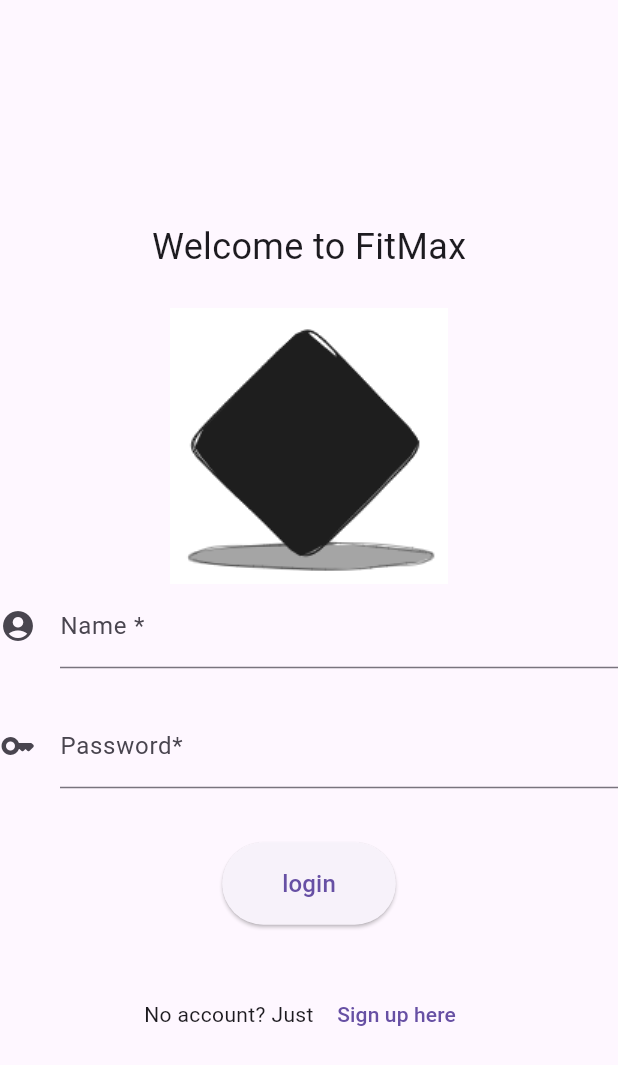
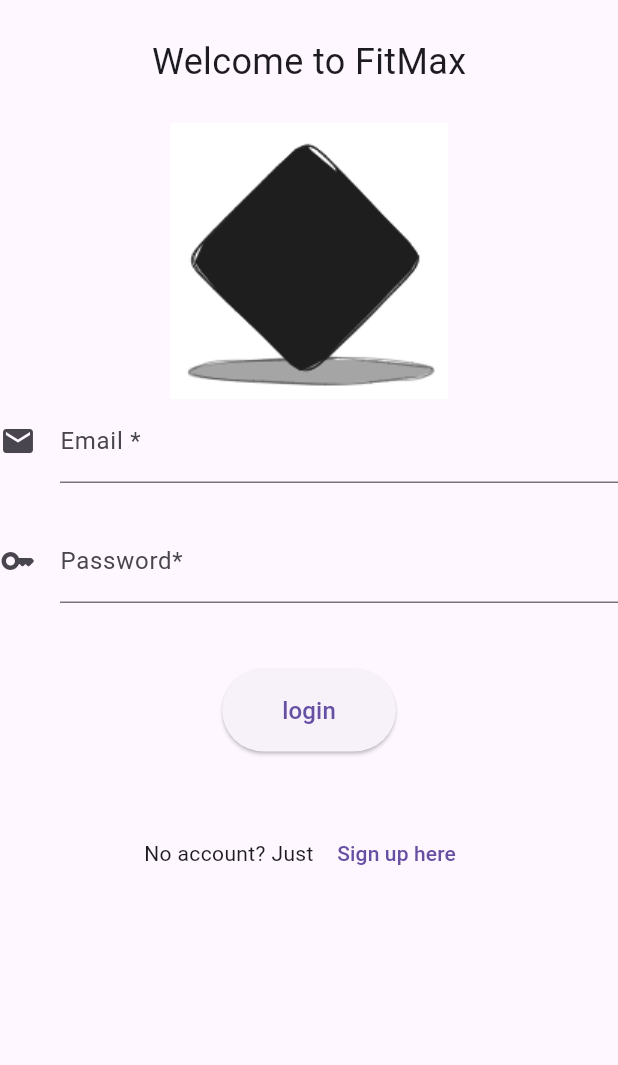
Before and after one commit to Kwasi48/sample_login, a Flutter app: the screen it shows after launch, on a phone screen of 412 x 824 dp. Shown: the top 1065 px of the screen. Run offline on Flutter 3.47's test engine with Material 2 defaults, Android fonts, the phone set to English and light mode, and no system bars; our stand-ins replace cloud_firestore, firebase_auth, firebase_core, google_fonts; accounts and stored records are empty; Roboto replaces fonts that are missing (Alike).

Commit message:
adding firebase authentication

```diff
--- /dev/null
+++ b/lib/controller/shared/authentication.dart
@@ -0,0 +1,14 @@
+import 'dart:async';
+import 'package:firebase_auth/firebase_auth.dart';
+
+
+class Authentication{
+
+  final FirebaseAuth _firebaseAuth = FirebaseAuth.instance;
+
+  Future<String> login(String email, String password) async {
+    UserCredential authCredential = await _firebaseAuth.signInWithEmailAndPassword(email: email, password: password);
+    User? user = authCredential.user;
+    return user!.uid;
+  }
+}
--- a/lib/view/login.dart
+++ b/lib/view/login.dart
@@ -12,8 +12,6 @@ class SignIn extends StatefulWidget {
 }
 
 class _SignInState extends State<SignIn> {
-  TextEditingController controller = TextEditingController();
-
   @override
   Widget build(BuildContext context) {
     return Scaffold(
@@ -22,22 +20,32 @@ class _SignInState extends State<SignIn> {
   }
 }
 
-class signwidget extends StatelessWidget {
+class signwidget extends StatefulWidget {
   const signwidget({
     super.key,
   });
 
+  @override
+  State<signwidget> createState() => _signwidgetState();
+}
+
+class _signwidgetState extends State<signwidget> {
+  TextEditingController emailControl = TextEditingController();
+  TextEditingController passControl = TextEditingController();
 
   Future testData() async {
     FirebaseFirestore db = FirebaseFirestore.instance;
     var data = await db.collection('todo').get();
     var details = data.docs.toList();
-    details.forEach((element) {print(element.id);});
+    details.forEach((element) {
+      print(element.id);
+    });
   }
 
   @override
   Widget build(BuildContext context) {
     return SafeArea(
+      child: SingleChildScrollView(
         child: Center(
           child: Column(
             mainAxisSize: MainAxisSize.min,
@@ -60,31 +68,41 @@ class signwidget extends StatelessWidget {
                   child: Column(
                 children: [
                   TextFormField(
+                    controller: emailControl,
+                    keyboardType: TextInputType.emailAddress,
                     decoration: const InputDecoration(
-                      icon: Icon(Icons.account_circle),
-                      labelText: 'Name *',
-                      hintText: 'Please enter your name'),
+                        icon: Icon(Icons.mail),
+                        labelText: 'Email *',
+                        hintText: "Please enter your mail"),
+                    validator: (text) => text!.isEmpty ? 'Email is required' : " ",
                   ),
                   const SizedBox(
                     height: 24,
                   ),
                   TextFormField(
+                    controller: passControl,
+                    keyboardType: TextInputType.emailAddress,
                     decoration: const InputDecoration(
                         icon: Icon(Icons.key_rounded),
                         labelText: 'Password*',
                         hintText: 'Please enter your password'),
+                    validator: (text) => text!.isEmpty ? 'Email is required' : " ",
                   ),
                   SizedBox(
                     height: 36,
                   ),
-                ElevatedButton(
+                  Row(
+                    mainAxisSize: MainAxisSize.min,
+                    children: [
+                      Padding(
+                        padding: const EdgeInsets.all(8.0),
+                        child: ElevatedButton(
                             onPressed: () {
                               Navigator.push(
                                   context,
                                   MaterialPageRoute(
                                     builder: (context) => const HomeScreen(),
                                   ));
-
                             },
                             child: Row(
                               mainAxisSize: MainAxisSize.min,
@@ -101,6 +119,9 @@ class signwidget extends StatelessWidget {
                                 )
                               ],
                             )),
+                      ),
+                    ],
+                  ),
                   SizedBox(
                     height: 36,
                   ),
@@ -113,7 +134,10 @@ class signwidget extends StatelessWidget {
                       ),
                       TextButton(
                           onPressed: () {
-                          Navigator.push(context, MaterialPageRoute(builder: (context) => const SignUp()));
+                            Navigator.push(
+                                context,
+                                MaterialPageRoute(
+                                    builder: (context) => const SignUp()));
                             // Scaffold.of(context).showBottomSheet(
                             //     (context) => Text('hello Welcome'));
                             //     (context) => Text('hello Welcome'));
@@ -127,6 +151,7 @@ class signwidget extends StatelessWidget {
             ],
           ),
         ),
+      ),
     );
   }
 }
--- a/lib/view/signup.dart
+++ b/lib/view/signup.dart
@@ -9,8 +9,17 @@ class SignUp extends StatefulWidget {
 }
 
 class _SignUpState extends State<SignUp> {
+  TextEditingController controller_signup = TextEditingController();
+
   @override
   Widget build(BuildContext context) {
-    return const Placeholder();
+    return SafeArea(child: Center(
+      child: Column(
+        mainAxisSize: MainAxisSize.min,
+        children: <Widget>[
+
+        ],
+      ),
+    ));
   }
 }
```
Lines whose indentation alone changed are shown as unchanged.
